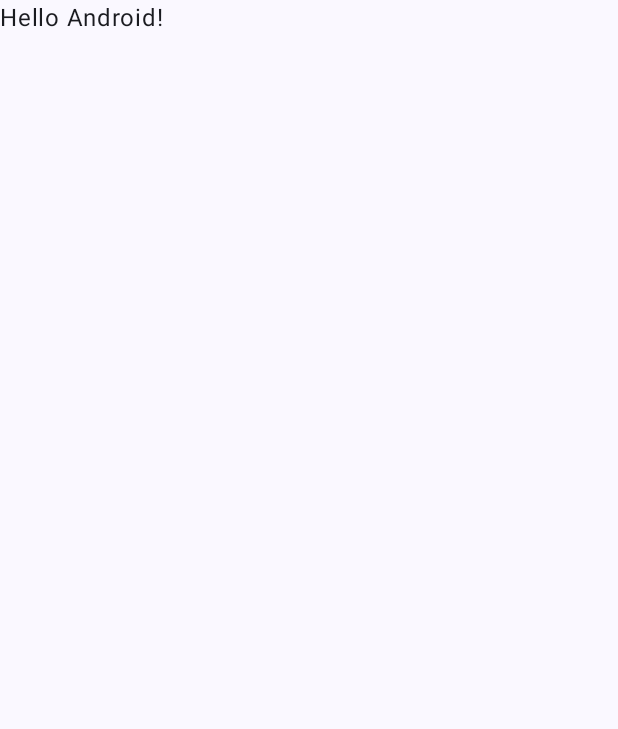
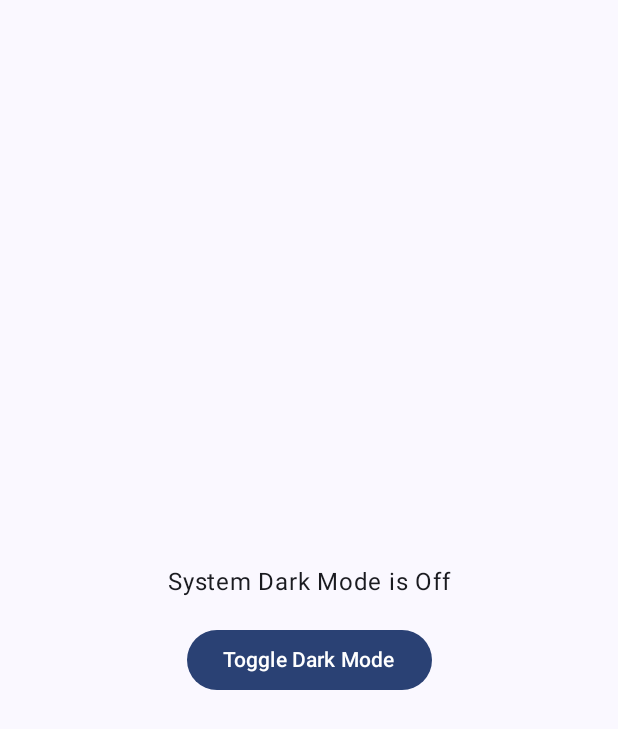
Before and after one commit to rashil2000/TurnOffTheFlash, an Android app built with Jetpack Compose: the screen it shows after launch (MainActivity), on a phone screen of 412 x 824 dp. Before the commit the part shown is almost empty. Shown: the top 729 px of the screen. Run offline under Robolectric (Android 15) with nearby library versions, the phone set to English and light mode, and no system bars.

Commit message:
Add working implementation of system-wide theme toggle

```diff
--- a/app/src/main/AndroidManifest.xml
+++ b/app/src/main/AndroidManifest.xml
@@ -1,6 +1,8 @@
 <?xml version="1.0" encoding="utf-8"?>
 <manifest xmlns:android="http://schemas.android.com/apk/res/android"
           xmlns:tools="http://schemas.android.com/tools">
+
+    <uses-permission android:name="android.permission.WRITE_SECURE_SETTINGS" tools:ignore="ProtectedPermissions" />
 
     <application
             android:allowBackup="true"
@@ -11,11 +13,10 @@
             android:roundIcon="@mipmap/ic_launcher_round"
             android:supportsRtl="true"
             android:theme="@style/Theme.TurnOffTheFlash"
-            tools:targetApi="31">
+            >
         <activity
                 android:name=".MainActivity"
                 android:exported="true"
-                android:label="@string/app_name"
                 android:theme="@style/Theme.TurnOffTheFlash">
             <intent-filter>
                 <action android:name="android.intent.action.MAIN"/>
--- a/app/src/main/java/com/example/turnofftheflash/MainActivity.kt
+++ b/app/src/main/java/com/example/turnofftheflash/MainActivity.kt
@@ -1,16 +1,31 @@
 package com.example.turnofftheflash
 
+import android.app.UiModeManager
+import android.content.ContentResolver
+import android.content.Context
+import android.content.pm.PackageManager
 import android.os.Bundle
+import android.provider.Settings
 import androidx.activity.ComponentActivity
 import androidx.activity.compose.setContent
 import androidx.activity.enableEdgeToEdge
+import androidx.compose.foundation.layout.Arrangement
+import androidx.compose.foundation.layout.Column
 import androidx.compose.foundation.layout.fillMaxSize
 import androidx.compose.foundation.layout.padding
+import androidx.compose.material3.Button
 import androidx.compose.material3.Scaffold
 import androidx.compose.material3.Text
 import androidx.compose.runtime.Composable
+import androidx.compose.runtime.getValue
+import androidx.compose.runtime.mutableStateOf
+import androidx.compose.runtime.remember
+import androidx.compose.runtime.setValue
+import androidx.compose.ui.Alignment
 import androidx.compose.ui.Modifier
+import androidx.compose.ui.platform.LocalContext
 import androidx.compose.ui.tooling.preview.Preview
+import androidx.compose.ui.unit.dp
 import com.example.turnofftheflash.ui.theme.TurnOffTheFlashTheme
 
 class MainActivity : ComponentActivity() {
@@ -20,8 +35,7 @@ class MainActivity : ComponentActivity() {
         setContent {
             TurnOffTheFlashTheme {
                 Scaffold(modifier = Modifier.fillMaxSize()) { innerPadding ->
-                    Greeting(
-                        name = "Android",
+                    DarkModeToggler(
                         modifier = Modifier.padding(innerPadding)
                     )
                 }
@@ -31,17 +45,88 @@ class MainActivity : ComponentActivity() {
 }
 
 @Composable
-fun Greeting(name: String, modifier: Modifier = Modifier) {
-    Text(
-        text = "Hello $name!",
-        modifier = modifier
-    )
+fun DarkModeToggler(modifier: Modifier = Modifier) {
+    val context = LocalContext.current
+    val contentResolver = context.contentResolver
+    val uiModeManager = remember {
+        context.getSystemService(Context.UI_MODE_SERVICE) as UiModeManager
+    }
+
+    var hasPermission by remember {
+        mutableStateOf(
+            context.checkSelfPermission(android.Manifest.permission.WRITE_SECURE_SETTINGS) == PackageManager.PERMISSION_GRANTED
+        )
+    }
+
+    var darkModeState by remember { mutableStateOf(isSystemDarkMode(contentResolver)) }
+
+    Column(
+        modifier = modifier.fillMaxSize(),
+        verticalArrangement = Arrangement.Center,
+        horizontalAlignment = Alignment.CenterHorizontally
+    ) {
+        if (hasPermission) {
+            Text(
+                text = "System Dark Mode is ${if (darkModeState) "On" else "Off"}",
+                modifier = Modifier.padding(16.dp)
+            )
+            Button(onClick = {
+                toggleSystemDarkMode(contentResolver, uiModeManager)
+                darkModeState = isSystemDarkMode(contentResolver)
+            }) {
+                Text(text = "Toggle Dark Mode")
+            }
+        } else {
+            val packageName = context.packageName
+            val adbCommand = "adb shell pm grant $packageName android.permission.WRITE_SECURE_SETTINGS"
+            Text(
+                text = "Permission not granted. Please grant it using ADB:\n\n$adbCommand",
+                modifier = Modifier.padding(16.dp)
+            )
+            Button(onClick = {
+                hasPermission =
+                    context.checkSelfPermission(android.Manifest.permission.WRITE_SECURE_SETTINGS) == PackageManager.PERMISSION_GRANTED
+                if (hasPermission) {
+                    darkModeState = isSystemDarkMode(contentResolver)
+                }
+            }) {
+                Text("Check Permission Again")
+            }
+        }
+    }
+}
+
+private const val UI_NIGHT_MODE = "ui_night_mode"
+
+private fun isSystemDarkMode(contentResolver: ContentResolver): Boolean {
+    return try {
+        Settings.Secure.getInt(contentResolver, UI_NIGHT_MODE) == 2
+    } catch (e: Settings.SettingNotFoundException) {
+        // Assume light mode if setting is not found
+        false
+    }
+}
+
+private fun toggleSystemDarkMode(contentResolver: ContentResolver, uiModeManager: UiModeManager) {
+    val isDarkMode = isSystemDarkMode(contentResolver)
+    val newMode = if (isDarkMode) 1 else 2 // 1 for light, 2 for dark
+
+    try {
+        Settings.Secure.putInt(contentResolver, UI_NIGHT_MODE, newMode)
+
+        // Cycle car mode to force-sync theme change event
+        uiModeManager.enableCarMode(UiModeManager.ENABLE_CAR_MODE_ALLOW_SLEEP)
+        uiModeManager.disableCarMode(0x0002) // 0x0002 = UiModeManager.DISABLE_CAR_MODE_ALL_PRIORITIES
+    } catch (e: SecurityException) {
+        // This will be caught if WRITE_SECURE_SETTINGS is not granted.
+        e.printStackTrace()
+    }
 }
 
 @Preview(showBackground = true)
 @Composable
-fun GreetingPreview() {
+fun DarkModeTogglerPreview() {
     TurnOffTheFlashTheme {
-        Greeting("Android")
+        DarkModeToggler()
     }
 }
```
Also changed, not shown: 1 other file.
